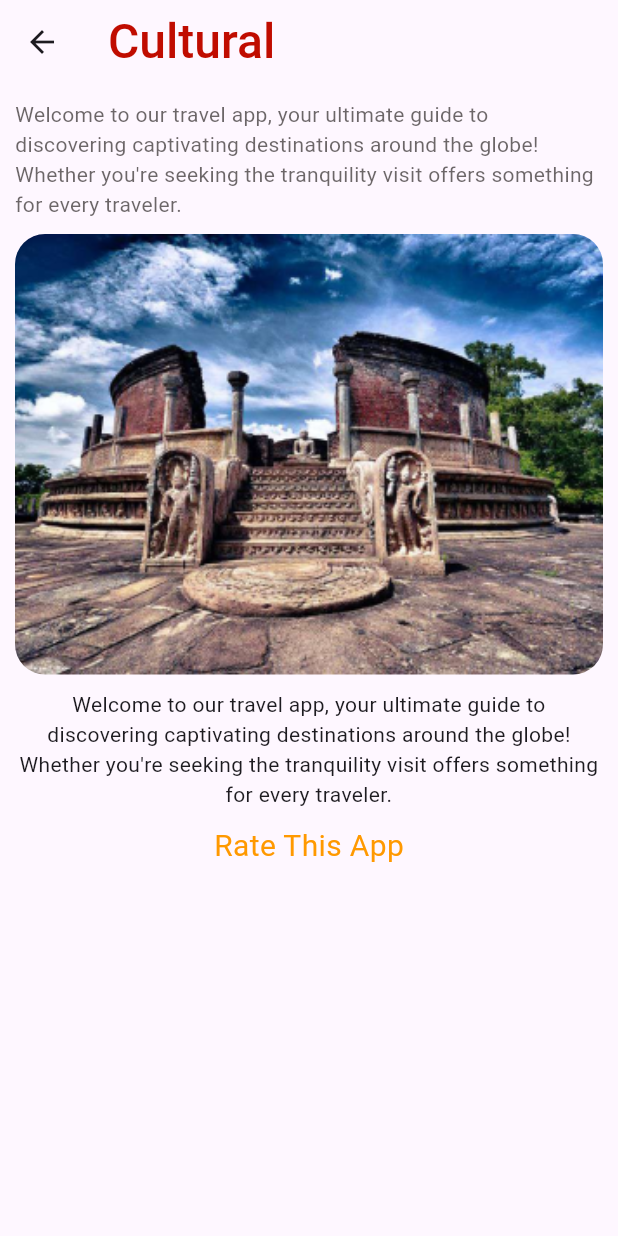
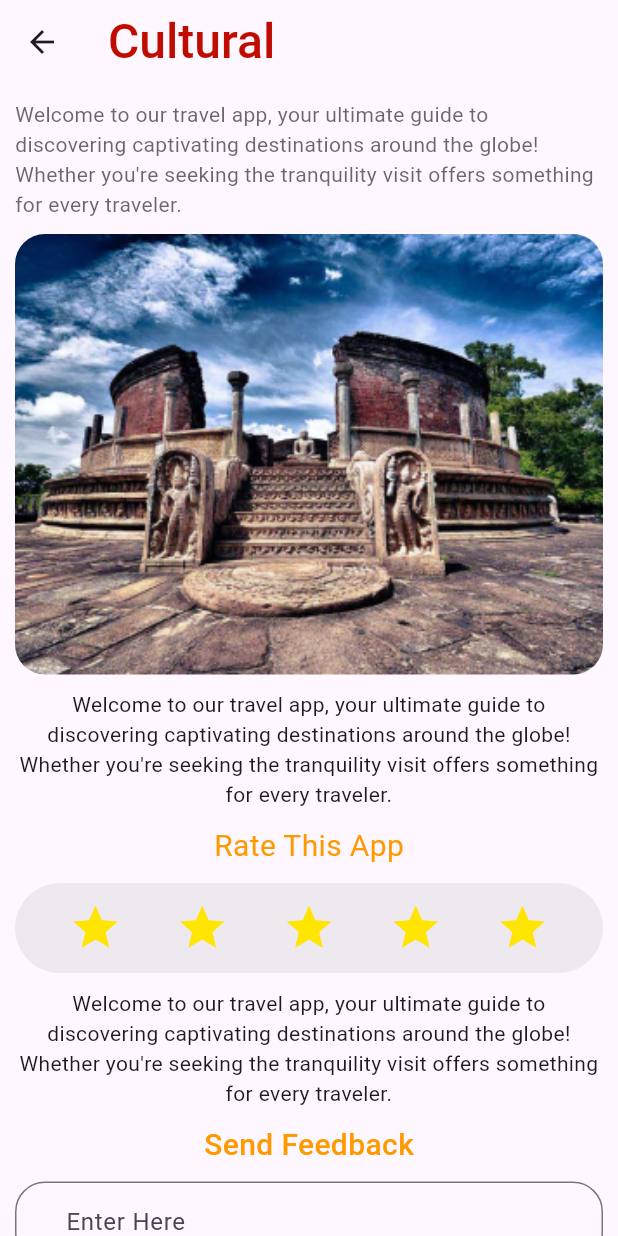
Before and after one commit to KavishkaSasindu/tourisome_app_flutter, a Flutter app: the screen it shows after launch, after a tap on "Cultural", on a phone screen of 412 x 824 dp. Run offline on Flutter 3.47's test engine with Material 3 defaults, Android fonts, the phone set to English and light mode, and no system bars.

Commit message:
updated elevated button and input field

```diff
--- a/lib/home/cultural_page.dart
+++ b/lib/home/cultural_page.dart
@@ -1,4 +1,8 @@
 import "package:flutter/material.dart";
+import "package:flutter/widgets.dart";
+import "package:tourism_app/shared/button.dart";
+import "package:tourism_app/shared/input_card.dart";
+import "package:tourism_app/shared/rating_card.dart";
 import "package:tourism_app/utils/color.dart";
 
 class CulturalPage extends StatelessWidget {
@@ -57,6 +61,46 @@ class CulturalPage extends StatelessWidget {
                   "Rate This App",
                   style: TextStyle(color: lightBrown, fontSize: 20),
                 ),
+              ),
+              const SizedBox(
+                height: 10,
+              ),
+              const RatingCard(),
+              const SizedBox(
+                height: 10,
+              ),
+              const Center(
+                child: Text(
+                  "Welcome to our travel app, your ultimate guide to discovering captivating destinations around the globe! Whether you're seeking the tranquility visit offers something for every traveler.",
+                  textAlign: TextAlign.center,
+                ),
+              ),
+              const SizedBox(
+                height: 10,
+              ),
+              const Center(
+                child: Text(
+                  "Send Feedback",
+                  style: TextStyle(
+                      color: lightBrown,
+                      fontSize: 20,
+                      fontWeight: FontWeight.w500),
+                ),
+              ),
+              const SizedBox(
+                height: 10,
+              ),
+              const InputBoxField(),
+              const SizedBox(
+                height: 10,
+              ),
+              const Row(
+                mainAxisAlignment: MainAxisAlignment.end,
+                children: [
+                  ButtonBox(
+                    buttonValue: "Submit",
+                  ),
+                ],
               )
             ],
           ),
--- /dev/null
+++ b/lib/shared/button.dart
@@ -0,0 +1,19 @@
+import 'package:flutter/material.dart';
+import 'package:tourism_app/utils/color.dart';
+
+class ButtonBox extends StatelessWidget {
+  final String buttonValue;
+  const ButtonBox({super.key, required this.buttonValue});
+
+  @override
+  Widget build(BuildContext context) {
+    return ElevatedButton(
+      onPressed: () {},
+      style: ElevatedButton.styleFrom(backgroundColor: mainYellowColor),
+      child: Text(
+        buttonValue,
+        style: const TextStyle(fontSize: 15, fontWeight: FontWeight.bold),
+      ),
+    );
+  }
+}
--- /dev/null
+++ b/lib/shared/input_card.dart
@@ -0,0 +1,16 @@
+import 'package:flutter/material.dart';
+
+class InputBoxField extends StatelessWidget {
+  const InputBoxField({super.key});
+
+  @override
+  Widget build(BuildContext context) {
+    return TextField(
+      decoration: InputDecoration(
+          hintText: "Enter Here",
+          border: OutlineInputBorder(borderRadius: BorderRadius.circular(20)),
+          contentPadding: const EdgeInsetsDirectional.symmetric(
+              horizontal: 30, vertical: 15)),
+    );
+  }
+}
--- /dev/null
+++ b/lib/shared/rating_card.dart
@@ -0,0 +1,47 @@
+import 'package:flutter/material.dart';
+import 'package:tourism_app/utils/color.dart';
+
+class RatingCard extends StatelessWidget {
+  const RatingCard({super.key});
+
+  @override
+  Widget build(BuildContext context) {
+    return Container(
+      width: double.infinity,
+      height: 60,
+      decoration: BoxDecoration(
+          borderRadius: BorderRadius.circular(30),
+          color: const Color(0xffCACACA).withOpacity(0.30)),
+      child: const Row(
+        mainAxisAlignment: MainAxisAlignment.spaceEvenly,
+        children: [
+          Icon(
+            Icons.star,
+            size: 35,
+            color: mainYellowColor,
+          ),
+          Icon(
+            Icons.star,
+            size: 35,
+            color: mainYellowColor,
+          ),
+          Icon(
+            Icons.star,
+            size: 35,
+            color: mainYellowColor,
+          ),
+          Icon(
+            Icons.star,
+            size: 35,
+            color: mainYellowColor,
+          ),
+          Icon(
+            Icons.star,
+            size: 35,
+            color: mainYellowColor,
+          ),
+        ],
+      ),
+    );
+  }
+}
```
